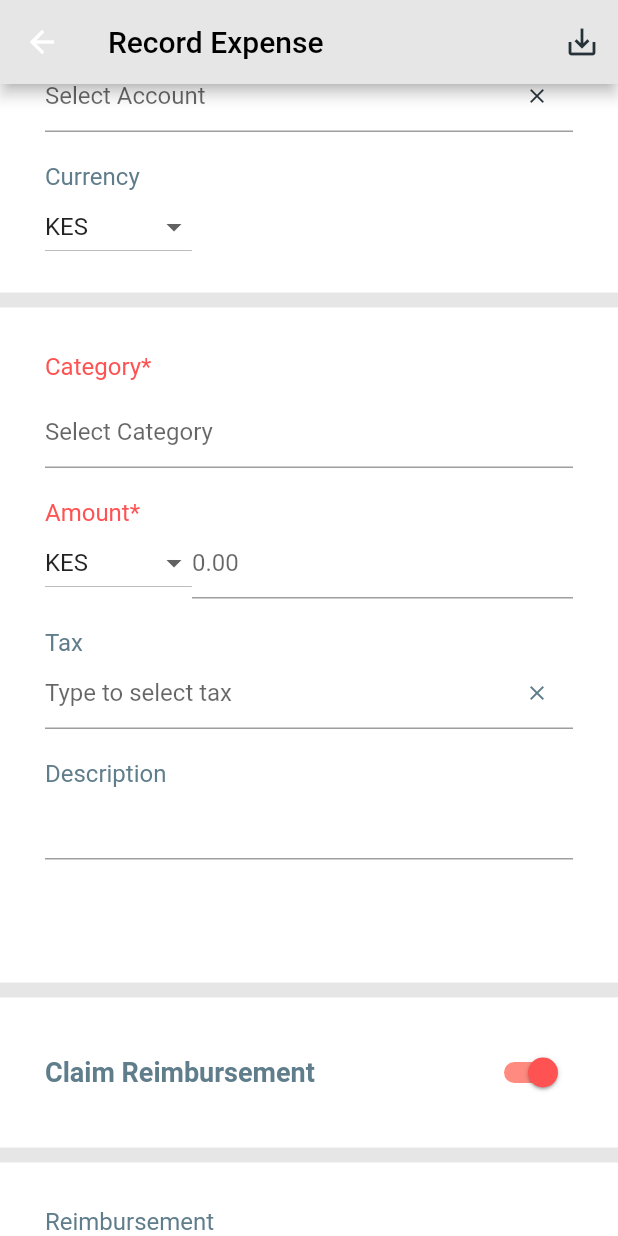
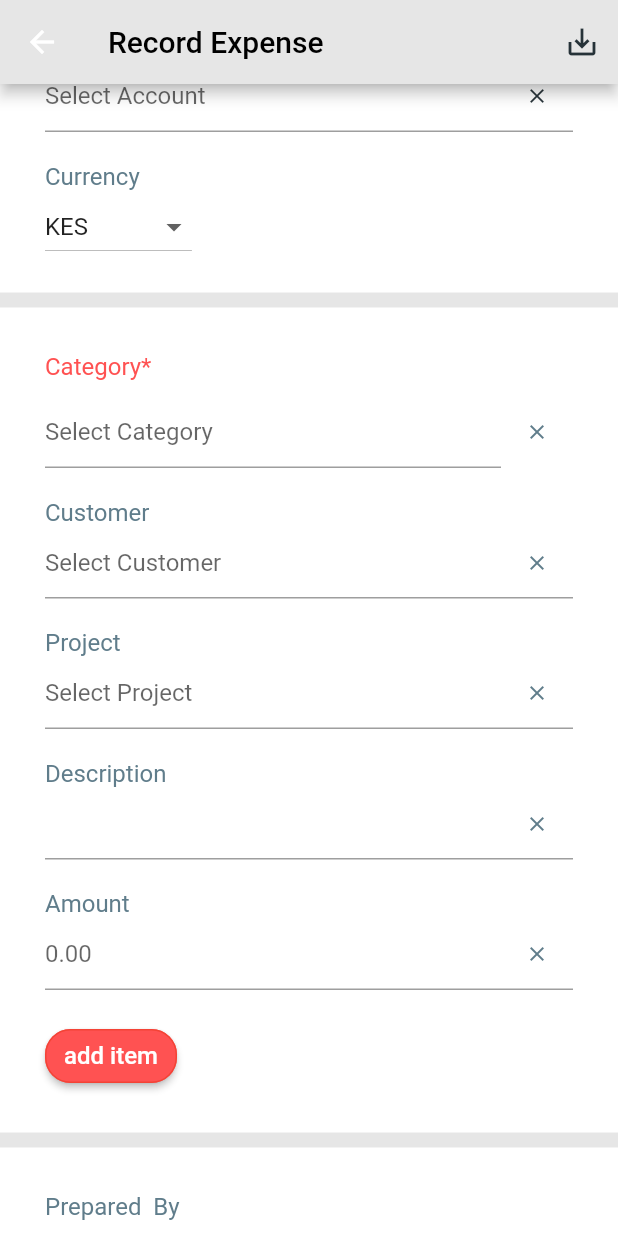
Before and after one commit to kayuyumwaura/app, a Flutter app: the ExpensePage screen opened directly, scrolled down 576 dp, on a phone screen of 412 x 824 dp. Run offline on Flutter 3.47's test engine with Material 2 defaults, Android fonts, the phone set to English and light mode, and no system bars.

Commit message:
input fields

```diff
--- a/lib/ui/screen.dart
+++ b/lib/ui/screen.dart
@@ -17,25 +17,76 @@ class Screen2State extends State<Screen2> {
   final _currencies = ['KES', 'AED', 'YEN'];
   String _currency = 'KES';
   TextEditingController expenseController = TextEditingController();
-  TextEditingController descriptionController = TextEditingController();
-  TextEditingController amountController = TextEditingController();
-  TextEditingController categoryController = TextEditingController();
   //clear icon in merchant
   var merchantController = TextEditingController();
   clearTextInput() {
     merchantController.clear();
   }
 
-  //clear icon in tax
-  var taxController = TextEditingController();
-  clearTextInput2() {
-    taxController.clear();
+  //merchantpin
+  var merchantpinController = TextEditingController();
+  clearTextInput1() {
+    merchantpinController.clear();
   }
 
-  //clear icon in report
-  var reportController = TextEditingController();
+  //paymentmode
+  var paymentmodeController = TextEditingController();
+  clearTextInput2() {
+    paymentmodeController.clear();
+  }
+
+  //account
+  var accountController = TextEditingController();
   clearTextInput3() {
-    reportController.clear();
+    accountController.clear();
+  }
+
+  //category
+  var categoryController = TextEditingController();
+  clearTextInput4() {
+    categoryController.clear();
+  }
+
+  //customers
+  var customerController = TextEditingController();
+  clearTextInput5() {
+    customerController.clear();
+  }
+
+  //project
+  var projectController = TextEditingController();
+  clearTextInput6() {
+    projectController.clear();
+  }
+
+  //description
+  var descriptionController = TextEditingController();
+  clearTextInput7() {
+    descriptionController.clear();
+  }
+
+  //amount
+  var amountController = TextEditingController();
+  clearTextInput8() {
+    amountController.clear();
+  }
+
+  //preparedby
+  var preparedbyController = TextEditingController();
+  clearTextInput9() {
+    preparedbyController.clear();
+  }
+
+  //approvedby
+  var approvedbyController = TextEditingController();
+  clearTextInput10() {
+    approvedbyController.clear();
+  }
+
+  //receivedby
+  var receivedbyController = TextEditingController();
+  clearTextInput11() {
+    receivedbyController.clear();
   }
 
   //itemize switch button
@@ -81,19 +132,23 @@ class Screen2State extends State<Screen2> {
 //new getdata function
 //get data from internet,. might take a whle so we use the async
 //use future so that we return something when the function is down
-  /*Future<String> getData() async {
+  List data;
+  Future<String> getData() async {
     http.Response response = await http.get(
       "https://jsonplaceholder.typicode.com/posts",
       //authenticate here if necessary
       headers: {
-        "Accept": "application/json"
+        "Accept": "application/json"    //telling it to accept json data
       }
     );
    // print(response.body);
    List data = json.decode(response.body);
    print(data[1]["title"]);
    //print(data);
-  }*/
+  }
+
+  //add item
+
 
   @override
   Widget build(BuildContext context) {
@@ -216,11 +271,10 @@ class Screen2State extends State<Screen2> {
                                 child: new TextField(
                                   controller: merchantController,
                                   decoration: InputDecoration(
-                                      hintText: ('Type or Select Merchant')),
+                                      hintText: ('Select Merchant')),
                                 ),
                               ),
                               IconButton(
-                                //onPressed: () => _controller.clear(),
                                 onPressed: clearTextInput,
                                 icon: Icon(
                                   Icons.clear,
@@ -242,14 +296,13 @@ class Screen2State extends State<Screen2> {
                             children: <Widget>[
                               new Flexible(
                                 child: new TextField(
-                                  controller: merchantController,
+                                  controller: merchantpinController,
                                   decoration: InputDecoration(
                                       hintText: ('Enter Merchant Vat PIN')),
                                 ),
                               ),
                               IconButton(
-                                //onPressed: () => _controller.clear(),
-                                onPressed: clearTextInput,
+                                onPressed: clearTextInput1,
                                 icon: Icon(
                                   Icons.clear,
                                   color: Colors.blueGrey[900],
@@ -337,14 +390,14 @@ class Screen2State extends State<Screen2> {
                             children: <Widget>[
                               new Flexible(
                                 child: new TextField(
-                                  controller: merchantController,
+                                  controller: accountController,
                                   decoration: InputDecoration(
                                       hintText: ('Select Account')),
                                 ),
                               ),
                               IconButton(
                                 //onPressed: () => _controller.clear(),
-                                onPressed: clearTextInput,
+                                onPressed: clearTextInput3(),
                                 icon: Icon(
                                   Icons.clear,
                                   color: Colors.blueGrey[900],
@@ -402,7 +455,7 @@ class Screen2State extends State<Screen2> {
               ),
               Container(
                   padding: EdgeInsets.all(30), //row 2 container properties
-                  height: 450,
+                  height: 550,
                   color: Colors.white,
                   child: Column(
                       //container elements are arranged in a column
@@ -418,35 +471,6 @@ class Screen2State extends State<Screen2> {
                         ),
                         SizedBox(height:10),
                         //input field
-                        //InkWell(
-                         /* child: Column(
-                            mainAxisSize: MainAxisSize.min,
-                      mainAxisAlignment: MainAxisAlignment.spaceEvenly,
-                      crossAxisAlignment: CrossAxisAlignment.start,
-                            children: <Widget>[
-                              Row(
-                                 mainAxisAlignment: MainAxisAlignment.spaceBetween,
-                          children: [
-                            Text(_selectedCategory ?? "Select category"),
-                            Icon(Icons.close),
-                          ],
-                              ),
-                              SizedBox(height: 5,),
-                              Divider(height: 10,),
-                            ],),
-                            onTap: (){
-                              showDialog(
-                                context: context,
-                                builder: (context) => AlertDialog(
-                                  content: CategoryList(
-                                    onSelect: (String value){
-                                      setState(() {
-                                        selectedValue = value;
-                                      });
-                                    }),
-                                ));
-                            },
-                            ),*/
                         new Row(
                             children: <Widget>[
                               new Flexible(
@@ -466,47 +490,46 @@ class Screen2State extends State<Screen2> {
                                       hintText: ('Select Category')),
                                 ),
                               ),
+                              IconButton(
+                            onPressed: clearTextInput4,
+                            icon: Icon(Icons.clear,
+                            color: Colors.blueGrey,
+                            size: 16.0,
+                            ),)
                             ]),
                         SizedBox(height: 20),
-                        //amount
+                        //customer
                         Text(
-                          'Amount*',
+                          'Customer',
                           style: TextStyle(
                               fontWeight: FontWeight.normal,
+                              color: Colors.blueGrey,
                               fontSize: (16),
-                              color: Colors.redAccent),
+                              ),
                         ),
-                        //dropdown
-                        new Row(
-                            //alignment: Alignment.center,
-                            children: <Widget>[
-                              DropdownButton<String>(
-                                  value: _chosenValue,
-                                  items: amounts.map<DropdownMenuItem<String>>(
-                                      (String value) {
-                                    return DropdownMenuItem<String>(
-                                        value: value, child: Text(value));
-                                  }).toList(),
-                                  //value: amount_name,
-                                  onChanged: (String value) {
-                                    setState(() {
-                                      _chosenValue = value;
-                                    });
-                                    //_onDropdownChanged(value);
-                                  }),
-                              new Flexible(
-                                child: new TextField(
-                                  controller: amountController,
-                                  keyboardType: TextInputType.number,
-                                  decoration:
-                                      InputDecoration(hintText: ('0.00')),
-                                ),
-                              ),
-                            ]),
+                        //textfield
+                        new Stack(
+                          alignment: Alignment.centerRight,
+                          children: <Widget>[
+                            TextField(
+                              controller: customerController,
+                              decoration: InputDecoration(
+                                hintText: ('Select Customer'),
+                              )
+                            ),
+                          IconButton(
+                            onPressed: clearTextInput5,
+                            icon: Icon(Icons.clear,
+                            color: Colors.blueGrey,
+                            size: 16.0,
+                            ),)
+                          ],
+                        ),
+
                         SizedBox(height: 20),
                         //tax input field
                         Text(
-                          'Tax',
+                          'Project',
                           style: TextStyle(
                               fontWeight: FontWeight.normal,
                               fontSize: (16),
@@ -517,14 +540,14 @@ class Screen2State extends State<Screen2> {
                             children: <Widget>[
                               new Flexible(
                                 child: new TextField(
-                                  controller: taxController,
+                                  controller: projectController,
                                   decoration: InputDecoration(
-                                      hintText: ('Type to select tax')),
+                                      hintText: ('Select Project')),
                                 ),
                               ),
                               IconButton(
                                 //onPressed: () => _controller.clear(),
-                                onPressed: clearTextInput2,
+                                onPressed: clearTextInput6,
                                 icon: Icon(
                                   Icons.clear,
                                   color: Colors.blueGrey,
@@ -542,13 +565,74 @@ class Screen2State extends State<Screen2> {
                               fontSize: (16),
                               color: Colors.blueGrey),
                         ),
-                        TextField(
-                          controller: descriptionController,
-                        )
+                        new Stack(
+                            alignment: Alignment.centerRight,
+                            children: <Widget>[
+                              new Flexible(
+                                child: new TextField(
+                                  keyboardType: TextInputType.multiline,
+                                  controller: descriptionController,
+                                ),
+                              ),
+                              IconButton(
+                                onPressed: clearTextInput7,
+                                icon: Icon(
+                                  Icons.clear,
+                                  color: Colors.blueGrey,
+                                  size: 16.0,
+                                ),
+                              )
+                            ]),
 
+                            SizedBox(height: 20.0),
+                        //amount
+                        Text(
+                          'Amount',
+                          style: TextStyle(
+                              fontWeight: FontWeight.normal,
+                              fontSize: (16),
+                              color: Colors.blueGrey),
+                        ),
+                        new Stack(
+                            alignment: Alignment.centerRight,
+                            children: <Widget>[
+                              new Flexible(
+                                child: new TextField(
+                                  controller: amountController,
+                                  keyboardType: TextInputType.number,
+                                  decoration: InputDecoration(
+                                      hintText: ('0.00')),
+                                ),
+                              ),
+                              IconButton(
+                                onPressed: clearTextInput8,
+                                icon: Icon(
+                                  Icons.clear,
+                                  color: Colors.blueGrey,
+                                  size: 16.0,
+                                ),
+                              )
+                            ]),
+                            SizedBox(height: 20),
+                            RaisedButton(
+                          child: Text(
+                            "add item",
+                            style: TextStyle(color: Colors.white, fontSize: 16),
+                          ),
+
+                          hoverColor: Colors.white,
+                          color: Colors.redAccent,
+                          shape: RoundedRectangleBorder(
+                              borderRadius: BorderRadius.circular(17.0),
+                              side: BorderSide(color: Colors.red)),
+                          padding:
+                              EdgeInsets.symmetric(horizontal: 10, vertical: 5),
+                          splashColor: Colors.grey,
+                          onPressed: (){},
+                          ),
                       ])),
 
-              SizedBox(
+            /*  SizedBox(
                 height: 10,
               ),
               Container(
@@ -597,7 +681,7 @@ class Screen2State extends State<Screen2> {
                                 fontWeight: FontWeight.normal)),
                         //text field
                         TextField()
-                      ])),
+                      ])),*/
 
               SizedBox(height: 10.0),
               //to set row properties
@@ -608,7 +692,7 @@ class Screen2State extends State<Screen2> {
                   child: Column(
                       crossAxisAlignment: CrossAxisAlignment.start,
                       children: <Widget>[
-                        Text('Add To Report',
+                        Text('Prepared  By',
                             style: TextStyle(
                                 color: Colors.blueGrey,
                                 fontSize: 16.0,
@@ -619,14 +703,12 @@ class Screen2State extends State<Screen2> {
                             children: <Widget>[
                               new Flexible(
                                 child: new TextField(
-                                  controller: reportController,
-                                  decoration: InputDecoration(
-                                      hintText: ('Select Report')),
+                                  controller: preparedbyController,
                                 ),
                               ),
                               IconButton(
                                 //onPressed: () => _controller.clear(),
-                                onPressed: clearTextInput3,
+                                onPressed: clearTextInput9,
                                 icon: Icon(
                                   Icons.clear,
                                   color: Colors.blueGrey,
@@ -634,6 +716,59 @@ class Screen2State extends State<Screen2> {
                                 ),
                               )
                             ]),
+
+                            SizedBox(height: 20),
+                            Text('Approved  By',
+                            style: TextStyle(
+                                color: Colors.blueGrey,
+                                fontSize: 16.0,
+                                fontWeight: FontWeight.normal)),
+                        //text field
+                        new Stack(
+                            alignment: Alignment.centerRight,
+                            children: <Widget>[
+                              new Flexible(
+                                child: new TextField(
+                                  controller: approvedbyController,
+                                ),
+                              ),
+                              IconButton(
+                                //onPressed: () => _controller.clear(),
+                                onPressed: clearTextInput10,
+                                icon: Icon(
+                                  Icons.clear,
+                                  color: Colors.blueGrey,
+                                  size: 16.0,
+                                ),
+                              )
+                            ]),
+
+                            SizedBox(height: 20),
+                            Text('Received  By',
+                            style: TextStyle(
+                                color: Colors.blueGrey,
+                                fontSize: 16.0,
+                                fontWeight: FontWeight.normal)),
+                        //text field
+                        new Stack(
+                            alignment: Alignment.centerRight,
+                            children: <Widget>[
+                              new Flexible(
+                                child: new TextField(
+                                  controller: receivedbyController,
+                                ),
+                              ),
+                              IconButton(
+                                //onPressed: () => _controller.clear(),
+                                onPressed: clearTextInput11,
+                                icon: Icon(
+                                  Icons.clear,
+                                  color: Colors.blueGrey,
+                                  size: 16.0,
+                                ),
+                              )
+                            ]),
+
                       ])),
 
               SizedBox(height: 10.0),
@@ -686,7 +821,7 @@ class Screen2State extends State<Screen2> {
                                           title: Text(_chosenValue),
                                        ),
                                        ListTile(
-                                          title: Text(taxController.text),
+                                          title: Text(projectController.text),
                                        ),
                                        ListTile(
                                           title: Text(expenseController.text),
```
